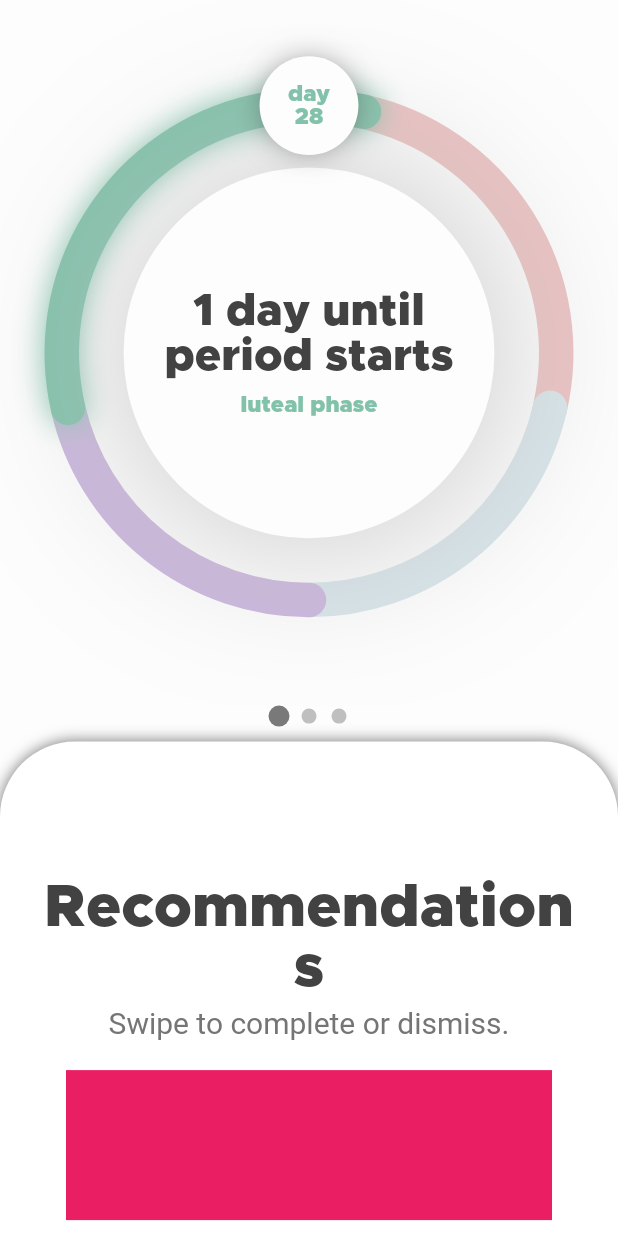
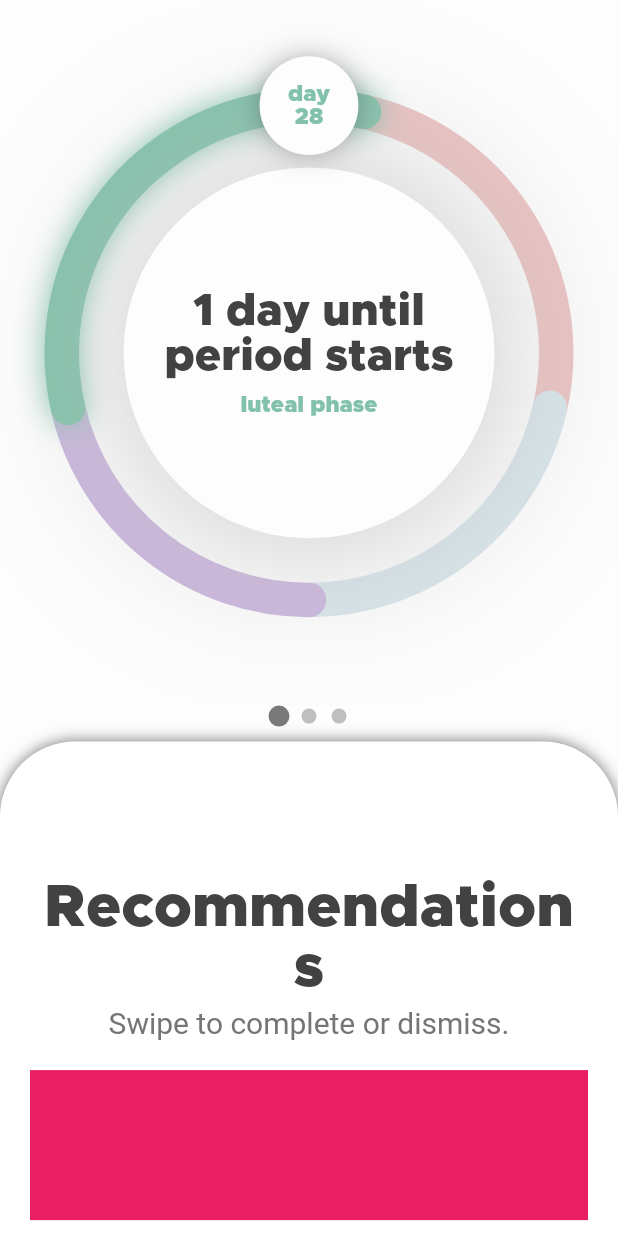
Before and after one commit to rice-apps/psy.cl-v1, a Flutter app: the screen it shows after launch, on a phone screen of 412 x 824 dp. Run offline on Flutter 3.47's test engine with Material 2 defaults, Android fonts, the phone set to English and light mode, and no system bars; drawn by our look-alikes of sliding_up_panel, smooth_page_indicator; our stand-ins replace table_calendar.

Commit message:
Update recommendation_panel.dart for scrolling

```diff
--- a/lib/src/features/recommendation/recommendation_panel.dart
+++ b/lib/src/features/recommendation/recommendation_panel.dart
@@ -65,9 +65,7 @@ class _RecommendationPanelState extends State<RecommendationPanel> {
       ]
     );
 
-    Widget topThreeRecommendations() => Container(
-      padding: const EdgeInsets.symmetric(horizontal: 24),
-      child: ListView.builder(
+    Widget topThreeRecommendations() => ListView.builder(
         shrinkWrap: true,
         itemCount: _recommendationCards.length >= 3 ? 3 : _recommendationCards.length,
         itemBuilder: (context, index){
@@ -75,11 +73,9 @@ class _RecommendationPanelState extends State<RecommendationPanel> {
             padding: const EdgeInsets.all(20),
             child: _recommendationCards[index]
           ) ;
-        }));
+        });
 
-    Widget moreRecommendations() => Container(
-        padding: const EdgeInsets.symmetric(horizontal: 24),
-        child: ListView.builder(
+    Widget moreRecommendations() => ListView.builder(
           shrinkWrap: true,
           itemCount: _recommendationCards.length > 3 ? _recommendationCards.length - 3 : 0,
           itemBuilder: (context, index){
@@ -87,6 +83,6 @@ class _RecommendationPanelState extends State<RecommendationPanel> {
               padding: const EdgeInsets.all(20),
               child: _recommendationCards[index + 3]
             ) ;
-        }));
+        });
 
 }
```
